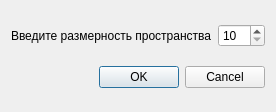
This is uis/start_settings_window.ui in Ivanestver/Polymers_Gui as Qt 5 draws it before an edit. The edited form follows.
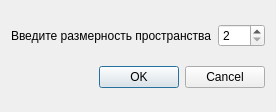
This is the edited form.

```diff
--- a/uis/start_settings_window.ui
+++ b/uis/start_settings_window.ui
@@ -6,7 +6,7 @@
    <rect>
     <x>0</x>
     <y>0</y>
-    <width>246</width>
+    <width>252</width>
     <height>112</height>
    </rect>
   </property>
@@ -26,11 +26,14 @@
      <item>
       <widget class="QSpinBox" name="spaceDimentionSpinBox">
        <property name="minimum">
-        <number>10</number>
+        <number>2</number>
        </property>
        <property name="maximum">
         <number>100</number>
        </property>
+       <property name="value">
+        <number>2</number>
+       </property>
       </widget>
      </item>
     </layout>
```
